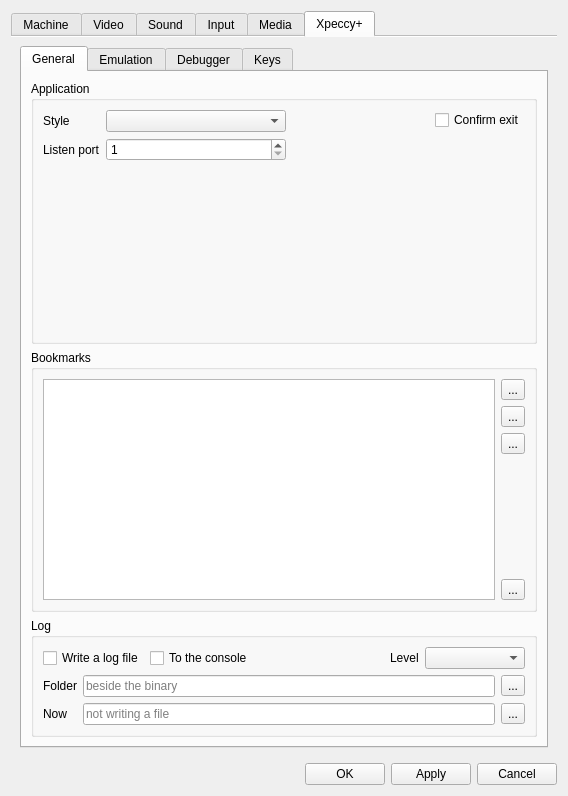
dotkoval/xpeccy-plus, file ui/setupwin.ui: the form before one commit.
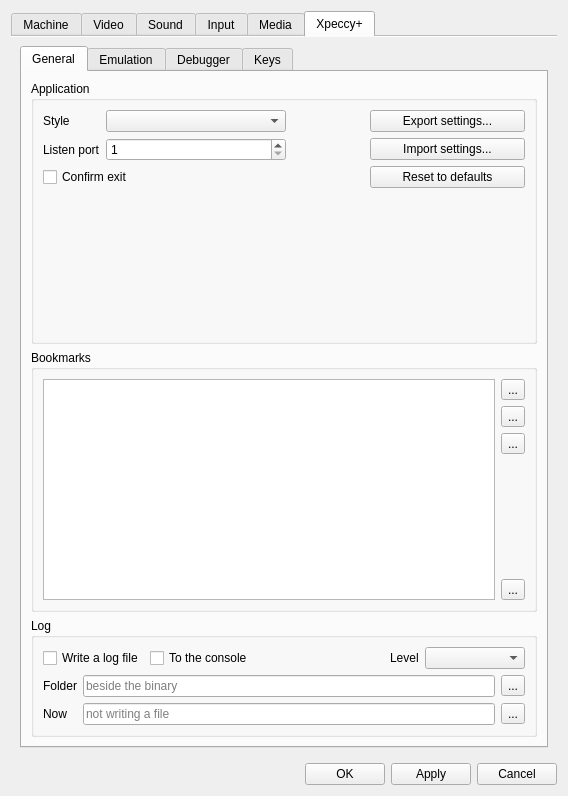
The form after the commit. The open tabs and pages were chosen to show the change. Icons and pictures are not drawn. Custom widgets are drawn as their Qt base class.

Patch:
```diff
--- a/ui/setupwin.ui
+++ b/ui/setupwin.ui
@@ -4118,6 +4118,16 @@
                    </widget>
                   </item>
                   <item row="2" column="0" colspan="2">
+                   <widget class="QCheckBox" name="cbConfexit">
+                    <property name="toolTip">
+                     <string>Ask before closing the emulator</string>
+                    </property>
+                    <property name="text">
+                     <string>Confirm exit</string>
+                    </property>
+                   </widget>
+                  </item>
+                  <item row="3" column="0" colspan="2">
                    <spacer name="verticalSpacer_appgrid">
                     <property name="orientation">
                      <enum>Qt::Vertical</enum>
@@ -4146,14 +4156,71 @@
                  </spacer>
                 </item>
                 <item>
+                 <widget class="QWidget" name="appButtons" native="true">
+                  <property name="minimumSize">
+                   <size>
+                    <width>155</width>
+                    <height>0</height>
+                   </size>
+                  </property>
+                  <property name="maximumSize">
+                   <size>
+                    <width>155</width>
+                    <height>16777215</height>
+                   </size>
+                  </property>
                  <layout class="QVBoxLayout" name="verticalLayout_appsw">
+                   <property name="leftMargin">
+                    <number>0</number>
+                   </property>
+                   <property name="topMargin">
+                    <number>0</number>
+                   </property>
+                   <property name="rightMargin">
+                    <number>0</number>
+                   </property>
+                   <property name="bottomMargin">
+                    <number>0</number>
+                   </property>
                   <item>
-                   <widget class="QCheckBox" name="cbConfexit">
+                    <widget class="QPushButton" name="pbCfgExport">
+                     <property name="icon">
+                      <iconset resource="../xpeccy.qrc">
+                       <normaloff>:/images/save_all.png</normaloff>:/images/save_all.png</iconset>
+                     </property>
                     <property name="toolTip">
                      <string>Ask before closing the emulator</string>
                     </property>
                     <property name="text">
-                     <string>Confirm exit</string>
+                      <string>Export settings...</string>
+                     </property>
+                    </widget>
+                   </item>
+                   <item>
+                    <widget class="QPushButton" name="pbCfgImport">
+                     <property name="icon">
+                      <iconset resource="../xpeccy.qrc">
+                       <normaloff>:/images/fileopen.png</normaloff>:/images/fileopen.png</iconset>
+                     </property>
+                     <property name="toolTip">
+                      <string>Take the settings out of a file written by Export</string>
+                     </property>
+                     <property name="text">
+                      <string>Import settings...</string>
+                     </property>
+                    </widget>
+                   </item>
+                   <item>
+                    <widget class="QPushButton" name="pbCfgReset">
+                     <property name="icon">
+                      <iconset resource="../xpeccy.qrc">
+                       <normaloff>:/images/refresh.png</normaloff>:/images/refresh.png</iconset>
+                     </property>
+                     <property name="toolTip">
+                      <string>Back to the settings the emulator ships with. Your own machines are left alone</string>
+                     </property>
+                     <property name="text">
+                      <string>Reset to defaults</string>
                     </property>
                    </widget>
                   </item>
@@ -4171,6 +4238,7 @@
                    </spacer>
                   </item>
                  </layout>
+                 </widget>
                 </item>
                </layout>
               </widget>
```
Left out of the diff: 2 changed lines with no effect on the pictures. Lines whose indentation alone changed are shown as unchanged.
